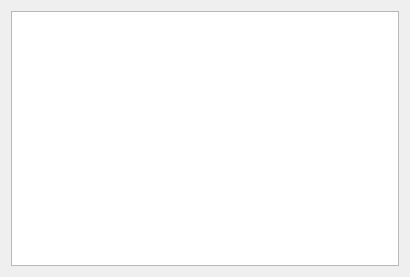
First picture: the form in src/installpage.ui, repository LLIAKAJL/WineWizard, before the edit.
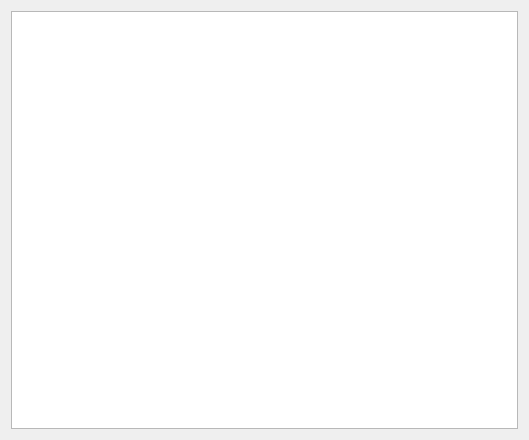
Second picture: the form after the edit.

Diff of the .ui file:
```diff
--- a/src/installpage.ui
+++ b/src/installpage.ui
@@ -6,19 +6,10 @@
    <rect>
     <x>0</x>
     <y>0</y>
-    <width>410</width>
-    <height>277</height>
+    <width>529</width>
+    <height>440</height>
    </rect>
   </property>
-  <property name="windowTitle">
-   <string notr="true"/>
-  </property>
-  <property name="title">
-   <string>Installing</string>
-  </property>
-  <property name="subTitle">
-   <string notr="true">Please wait while %1 is being installed.</string>
-  </property>
   <layout class="QVBoxLayout" name="verticalLayout">
    <item>
     <widget class="QTextEdit" name="out">
```
Left out of the diff: 2 changed lines with no effect on the pictures.
